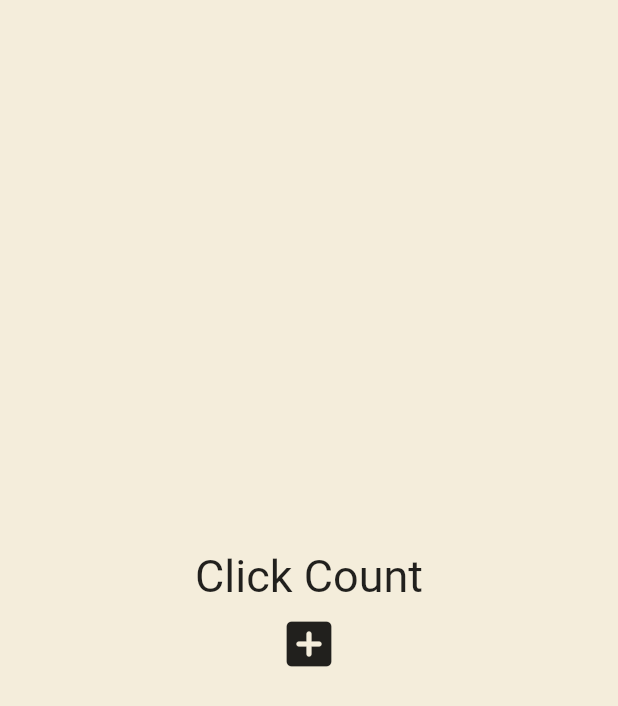
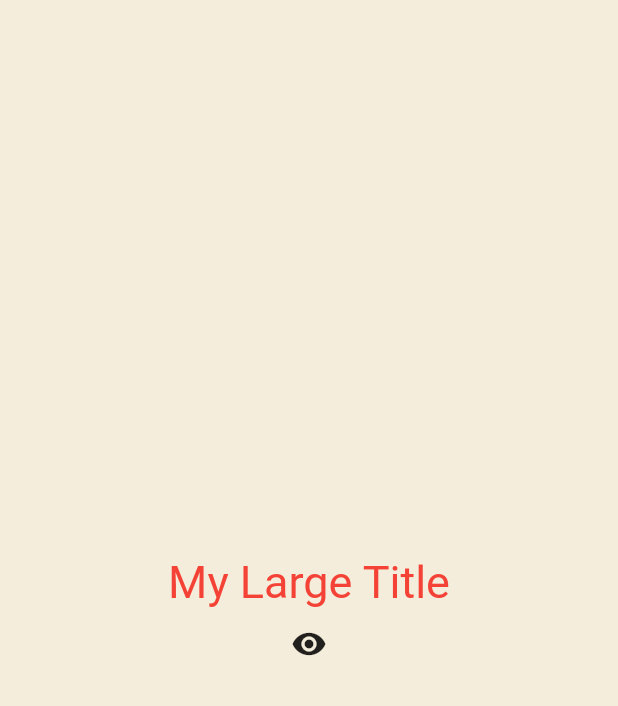
Before and after one commit to pumpkinsoft88/promodoro, a Flutter app: the screen it shows after launch, on a phone screen of 412 x 824 dp. Shown: the top 706 px of the screen. Run offline on Flutter 3.47's test engine with Material 2 defaults, Android fonts, the phone set to English and light mode, and no system bars.

Commit message:
4th commit

```diff
--- a/lib/main.dart
+++ b/lib/main.dart
@@ -12,35 +12,34 @@
 }
 
 class _AppState extends State<App> {
-  List<int> numbers = [];
+  bool showTitle = true;
 
-  void onClicked() {
+  void toggleTitle() {
     setState(() {
-      numbers.add(numbers.length);
+      showTitle = !showTitle;
     });
   }
 
   @override
   Widget build(BuildContext context) {
     return MaterialApp(
+      theme: ThemeData(
+        textTheme: TextTheme(
+          titleLarge: TextStyle(
+            color: Colors.red,
+          ),
+        ),
+      ),
       home: Scaffold(
         backgroundColor: const Color(0xFFF4EDDB),
         body: Center(
           child: Column(
             mainAxisAlignment: MainAxisAlignment.center,
             children: [
-              const Text(
-                'Click Count',
-                style: TextStyle(fontSize: 30),
-              ),
-              for (var n in numbers) Text('$n'),
-              IconButton(
-                iconSize: 40,
-                onPressed: onClicked,
-                icon: const Icon(
-                  Icons.add_box_rounded,
-                ),
-              ),
+              showTitle ? const MyLargeTitle() :
+              const Text('nothing'),
+              IconButton(onPressed: toggleTitle,
+              icon: Icon(Icons.remove_red_eye),)
             ],
           ),
         ),
@@ -48,3 +47,41 @@
     );
   }
 }
+
+class MyLargeTitle extends StatefulWidget {
+  const MyLargeTitle({
+    Key? key,
+  }) : super(key: key);
+
+  @override
+  State<MyLargeTitle> createState() => _MyLargeTitleState();
+}
+
+class _MyLargeTitleState extends State<MyLargeTitle> {
+  int count = 0;
+
+  @override
+  void initState() {
+    super.initState();
+    print('initState!');
+  }
+
+  @override
+  void dispose() {
+    super.dispose();
+    print('dispose!');
+  }
+
+  @override
+  Widget build(BuildContext context) {
+    print('build!');
+    return Text(
+      'My Large Title',
+      style: TextStyle(
+        fontSize: 30,
+        color: Theme.of(context).textTheme.
+        titleLarge?.color,
+      ),
+    );
+  }
+}
```
